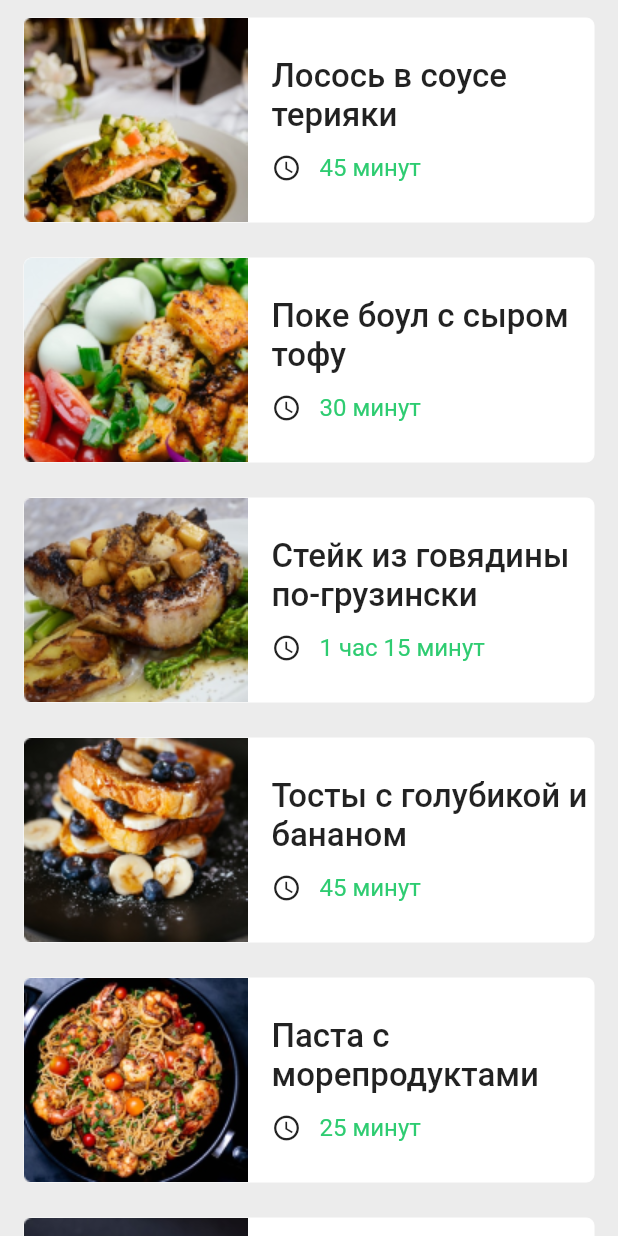
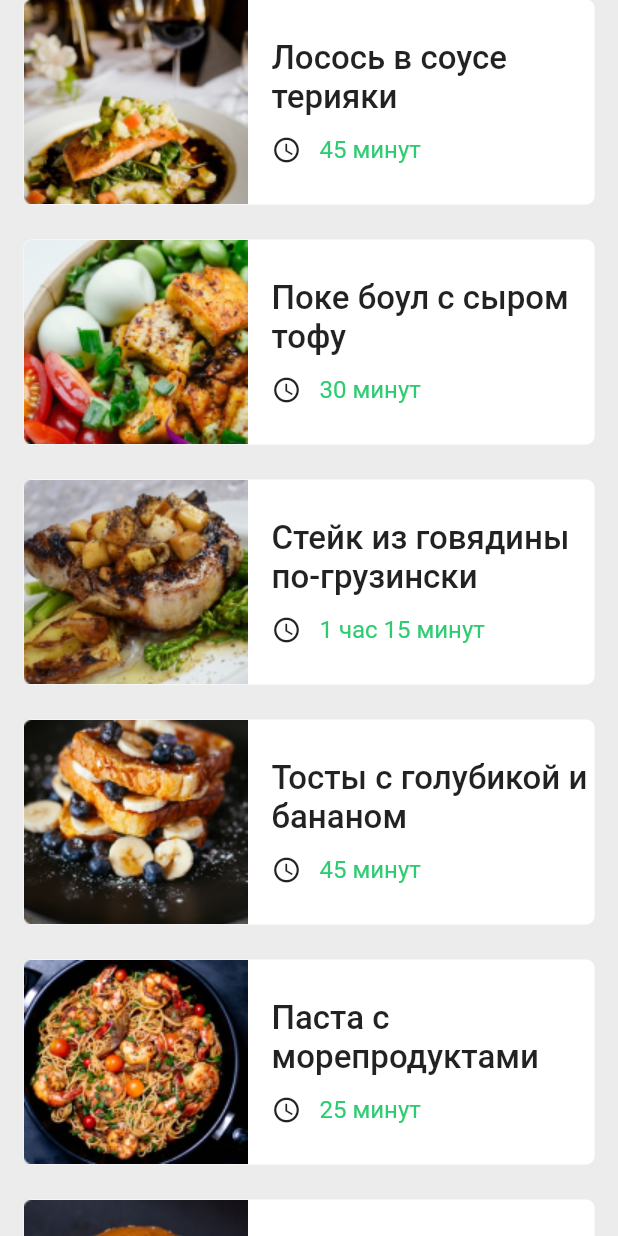
Before and after one commit to AndreyK1105/flutter_recipe, a Flutter app: the screen it shows after launch, on a phone screen of 412 x 824 dp. Run offline on Flutter 3.47's test engine with Material 2 defaults, Android fonts, the phone set to English and light mode, and no system bars.

Commit message:
formate code, padding.

```diff
--- a/lib/main.dart
+++ b/lib/main.dart
@@ -10,27 +10,13 @@ void main() {
 class MyApp extends StatelessWidget {
   const MyApp({super.key});
 
-
   @override
   Widget build(BuildContext context) {
-
     return MaterialApp(
-      title: 'My recipe',
-      theme: ThemeData(
-        // This is the theme of your application.
-        //
-        // Try running your application with "flutter run". You'll see the
-        // application has a blue toolbar. Then, without quitting the app, try
-        // changing the primarySwatch below to Colors.green and then invoke
-        // "hot reload" (press "r" in the console where you ran "flutter run",
-        // or simply save your changes to "hot reload" in a Flutter IDE).
-        // Notice that the counter didn't reset back to zero; the application
-        // is not restarted.
-        primarySwatch: Colors.blueGrey,
-      ),
-      home:  const Splash()
-
-      //const MyHomePage(title: 'Flutter Demo Home Page'),
-    );
+        title: 'My recipe',
+        theme: ThemeData(
+          primarySwatch: Colors.blueGrey,
+        ),
+        home: const Splash());
   }
 }
--- a/lib/screens/listRecipe.dart
+++ b/lib/screens/listRecipe.dart
@@ -1,10 +1,5 @@
-import 'dart:ui';
-
 import 'package:flutter/material.dart';
-import 'package:flutter/src/widgets/container.dart';
-import 'package:flutter/src/widgets/framework.dart';
 import 'package:flutter_recipe/recipe.dart';
-import 'package:flutter_svg/flutter_svg.dart';
 
 class ListRecipe extends StatefulWidget {
   const ListRecipe({super.key});
@@ -14,189 +9,309 @@ class ListRecipe extends StatefulWidget {
 }
 
 class _MyWidgetState extends State<ListRecipe> {
-  List<ListTile> recipe =[];
-List images=['assets/images/recipe_losos.png','assets/images/recipe_poke.png', 'assets/images/recipe_steik.png','assets/images/recipe_tost.png', 'assets/images/recipe_pasta.png', 'assets/images/recipe_burger.png', 'assets/images/recipe_pizza.png'];
-List name=['Лосось в соусе терияки', "Поке боул с сыром тофу",'Стейк из говядины по-грузински', 'Тосты с голубикой и бананом', 'Паста с морепродуктами', 'Бургер с двумя котлетами','Пицца Маргарита домашняя'];
-List time=['45 минут', '30 минут', '1 час 15 минут','45 минут', '25 минут', '1 час','25 минут'];
-List <String> ingredientsLosos=['Соевый соус','Вода','Мёд','Коричневый сахар','Чеснок','Тёртый свежий имбирь','Лимонный сок','Кукурузный крахмал','Растительное масло','Филе лосося или сёмги','Кунжут'];
-List ingrVolumeLosos=['8 ст. ложек','8 ст. ложек','3 ст. ложки','2 ст. ложки','3 зубчика','1 ст. ложка','1¹⁄₂ ст. ложки','1 ст. ложка','1 ч. ложка','680 г','по вкусу'];
-List cookStepsLosos=['В маленькой кастрюле соедините соевый соус, 6 столовых ложек воды, мёд, сахар, измельчённый чеснок, имбирь и лимонный сок.',
+  List<ListTile> recipe = [];
+  List images = [
+    'assets/images/recipe_losos.png',
+    'assets/images/recipe_poke.png',
+    'assets/images/recipe_steik.png',
+    'assets/images/recipe_tost.png',
+    'assets/images/recipe_pasta.png',
+    'assets/images/recipe_burger.png',
+    'assets/images/recipe_pizza.png'
+  ];
+  List name = [
+    'Лосось в соусе терияки',
+    "Поке боул с сыром тофу",
+    'Стейк из говядины по-грузински',
+    'Тосты с голубикой и бананом',
+    'Паста с морепродуктами',
+    'Бургер с двумя котлетами',
+    'Пицца Маргарита домашняя'
+  ];
+  List time = [
+    '45 минут',
+    '30 минут',
+    '1 час 15 минут',
+    '45 минут',
+    '25 минут',
+    '1 час',
+    '25 минут'
+  ];
+  List<String> ingredientsLosos = [
+    'Соевый соус',
+    'Вода',
+    'Мёд',
+    'Коричневый сахар',
+    'Чеснок',
+    'Тёртый свежий имбирь',
+    'Лимонный сок',
+    'Кукурузный крахмал',
+    'Растительное масло',
+    'Филе лосося или сёмги',
+    'Кунжут'
+  ];
+  List ingrVolumeLosos = [
+    '8 ст. ложек',
+    '8 ст. ложек',
+    '3 ст. ложки',
+    '2 ст. ложки',
+    '3 зубчика',
+    '1 ст. ложка',
+    '1¹⁄₂ ст. ложки',
+    '1 ст. ложка',
+    '1 ч. ложка',
+    '680 г',
+    'по вкусу'
+  ];
+  List cookStepsLosos = [
+    'В маленькой кастрюле соедините соевый соус, 6 столовых ложек воды, мёд, сахар, измельчённый чеснок, имбирь и лимонный сок.',
     'Поставьте на средний огонь и, помешивая, доведите до лёгкого кипения.',
     'Смешайте оставшуюся воду с крахмалом. Добавьте в кастрюлю и перемешайте',
     'Готовьте, непрерывно помешивая венчиком, 1 минуту. Снимите с огня и немного остудите.',
     'Смажьте форму маслом и выложите туда рыбу. Полейте её соусом.',
     'Поставьте в разогретую до 200 °C духовку примерно на 15 минут.',
-'Перед подачей полейте соусом из формы и посыпьте кунжутом.'];
-List cookStepTimeLosos=['05:30', '07:00', '06:00','01:30', '06:00', '15:00', '04:00'];
+    'Перед подачей полейте соусом из формы и посыпьте кунжутом.'
+  ];
+  List cookStepTimeLosos = [
+    '05:30',
+    '07:00',
+    '06:00',
+    '01:30',
+    '06:00',
+    '15:00',
+    '04:00'
+  ];
 
-List ingrPoke=['inr1'];
-List ingrVolPoke=['1 gr'];
-List cookStepsPoke=['step'];
-List cookStepTimePoke=['1min'];
+  List ingrPoke = ['inr1'];
+  List ingrVolPoke = ['1 gr'];
+  List cookStepsPoke = ['step'];
+  List cookStepTimePoke = ['1min'];
 
-List ingrSteik=['inr1'];
-List ingrVolSteik=['1 gr'];
-List cookStepsSteik=['step'];
-List cookStepTimeSteik=['1min'];
+  List ingrSteik = ['inr1'];
+  List ingrVolSteik = ['1 gr'];
+  List cookStepsSteik = ['step'];
+  List cookStepTimeSteik = ['1min'];
 
-List ingrTost=['inr1'];
-List ingrVolTost=['1 gr'];
-List cookStepsTost=['step'];
-List cookStepTimeTost=['1min'];
+  List ingrTost = ['inr1'];
+  List ingrVolTost = ['1 gr'];
+  List cookStepsTost = ['step'];
+  List cookStepTimeTost = ['1min'];
 
-List ingrPasta=['inr1'];
-List ingrVolPasta=['1 gr'];
-List cookStepsPasta=['step'];
-List cookStepTimePasta=['1min'];
+  List ingrPasta = ['inr1'];
+  List ingrVolPasta = ['1 gr'];
+  List cookStepsPasta = ['step'];
+  List cookStepTimePasta = ['1min'];
 
-List ingrBurger=['inr1'];
-List ingrVolBurger=['1 gr'];
-List cookStepsBurger=['step'];
-List cookStepTimeBurger=['1min'];
+  List ingrBurger = ['inr1'];
+  List ingrVolBurger = ['1 gr'];
+  List cookStepsBurger = ['step'];
+  List cookStepTimeBurger = ['1min'];
 
-List ingredientsPizza=['Тесто для пиццы','Соус томатный','Сыр Моцарелла','Помидор', 'Базилик зеленый','Масло оливковое'];
-List ingrVolumePizza=['300 грам', '130 грам,', '180 грам', '1 шт.', '1 шт.', '1 ч. ложка'];
-List cookStepsPizza=['В Тесто для пиццы раскатываем толщиной 2-3 мм, диаметром 32-35 см.  Для того, чтобы получить красивые бортики на пицце, загибаем края по 2-3 см внутрь и хорошо залепляем, чтобы при выпекании они не отклеились. ',
+  List ingredientsPizza = [
+    'Тесто для пиццы',
+    'Соус томатный',
+    'Сыр Моцарелла',
+    'Помидор',
+    'Базилик зеленый',
+    'Масло оливковое'
+  ];
+  List ingrVolumePizza = [
+    '300 грам',
+    '130 грам,',
+    '180 грам',
+    '1 шт.',
+    '1 шт.',
+    '1 ч. ложка'
+  ];
+  List cookStepsPizza = [
+    'В Тесто для пиццы раскатываем толщиной 2-3 мм, диаметром 32-35 см.  Для того, чтобы получить красивые бортики на пицце, загибаем края по 2-3 см внутрь и хорошо залепляем, чтобы при выпекании они не отклеились. ',
     'Кладём на раскатанную основу томатный соус, пусть его будет побольше, особенное если вы используете не кетчуп или томатную пасту, а соус из помидоров.',
     'Равномерно распределяем соус по тесту, поливаем сверху оливковым маслом.',
     'Духовку разогреваем до максимальной температуры (250-270°С), ставим перевёрнутый противень с тестом на нижний уровень и выпекаем в течении 5-10 минут',
     'Пока запекается корж, нарезаем моцареллу пластинами 5-10 мм толщиной.',
     'Нарезаем помидор ломтиками 3-5 мм.',
-'Кладем сыр, помидоры и базилик на основу, ставим в духовку еще на 10 минут. Пицца готова, когда сыр расплавится. '];
-List cookStepTimePizza=['01:00', '01:00', '01:00', '10:00', '01:00', '01:00', '10:00'];
+    'Кладем сыр, помидоры и базилик на основу, ставим в духовку еще на 10 минут. Пицца готова, когда сыр расплавится. '
+  ];
+  List cookStepTimePizza = [
+    '01:00',
+    '01:00',
+    '01:00',
+    '10:00',
+    '01:00',
+    '01:00',
+    '10:00'
+  ];
 
-List <Recipe> recipes=[];
-
+  List<Recipe> recipes = [];
 
   @override
   void initState() {
-    // TODO: implement initState
+    List ingr = [
+      ingredientsLosos,
+      ingrPoke,
+      ingrSteik,
+      ingrTost,
+      ingrPasta,
+      ingrBurger,
+      ingredientsPizza
+    ];
+    List ingrVol = [
+      ingrVolumeLosos,
+      ingrVolPoke,
+      ingrVolSteik,
+      ingrVolTost,
+      ingrVolPasta,
+      ingrVolBurger,
+      ingrVolumePizza
+    ];
+    List cookStep = [
+      cookStepsLosos,
+      cookStepsPoke,
+      cookStepsSteik,
+      cookStepsTost,
+      cookStepsPasta,
+      cookStepsBurger,
+      cookStepsPizza
+    ];
+    List cookStepTime = [
+      cookStepTimeLosos,
+      cookStepTimePoke,
+      cookStepTimeSteik,
+      cookStepTimeTost,
+      cookStepTimePasta,
+      cookStepTimeBurger,
+      cookStepTimePizza
+    ];
 
-List  ingr =[ingredientsLosos, ingrPoke, ingrSteik, ingrTost, ingrPasta, ingrBurger, ingredientsPizza];
-List ingrVol  =[ingrVolumeLosos, ingrVolPoke, ingrVolSteik, ingrVolTost, ingrVolPasta, ingrVolBurger, ingrVolumePizza];
-List cookStep= [cookStepsLosos, cookStepsPoke, cookStepsSteik, cookStepsTost, cookStepsPasta, cookStepsBurger, cookStepsPizza];
-List cookStepTime=[cookStepTimeLosos, cookStepTimePoke, cookStepTimeSteik, cookStepTimeTost, cookStepTimePasta, cookStepTimeBurger, cookStepTimePizza];
+    List<ListTile> tile = [];
+    for (int i = 0; i < name.length; i++) {
+      List<Ingredient> ingredients = [];
+      for (int j = 0; j < ingr[i].length; j++) {
+        Ingredient ingredient =
+            Ingredient(ingredient: ingr[i][j], volume: ingrVol[i][j]);
+        ingredients.add(ingredient);
+      }
 
-     List<ListTile> tile =[];
-     for (int i=0; i<name.length; i++){
-      List <Ingredient>ingredients=[];
-         for(int j=0; j<ingr[i].length; j++){
-        Ingredient ingredient=Ingredient(ingredient: ingr[i][j], volume: ingrVol[i][j]);
-          ingredients.add(ingredient);}
+      List<Cook> cooks = [];
 
-         List <Cook> cooks=[];
-
-         for(int k=0; k<cookStep[i].length; k++){
-          Cook cook=Cook(step: cookStep[i][k], timeStep: cookStepTime[i][k]);
+      for (int k = 0; k < cookStep[i].length; k++) {
+        Cook cook = Cook(step: cookStep[i][k], timeStep: cookStepTime[i][k]);
         cooks.add(cook);
       }
 
-          recipes.add(Recipe(name: name[i], img: images[i], time: time[i], ingredients: ingredients, cook: cooks));
+      recipes.add(Recipe(
+          name: name[i],
+          img: images[i],
+          time: time[i],
+          ingredients: ingredients,
+          cook: cooks));
 
-          tile.add(ListTile( title: Text(recipes.last.name),));
-
-
+      tile.add(ListTile(
+        title: Text(recipes.last.name),
+      ));
     }
-
 
     super.initState();
   }
+
+  @override
   Widget build(BuildContext context) {
-
-
-
-
-
-    return Scaffold(
+    return SafeArea (
+      child: Scaffold(
         backgroundColor: const Color(0xFFECECEC),
         body: ListView.builder(
-       // physics:const ScrollPhysics(parent:BouncingScrollPhysics() ) ,
-        physics:const BouncingScrollPhysics() ,
+            physics: const BouncingScrollPhysics(),
             itemCount: recipes.length,
-        //prototypeItem: ListTile(title: Text(recipes.first.name)),
             itemBuilder: (context, index) {
-         return
-
-         Padding(
-           padding: const EdgeInsets.fromLTRB(16.0, 0, 16, 0),
-           child: ListTileCastom(index: index, title: recipes[index].name, subtitle: recipes[index].time, img: recipes[index].img),
+              return Padding(
+                padding: const EdgeInsets.fromLTRB(16.0, 0, 16, 24),
+                child: ListTileCastom(
+                    index: index,
+                    title: recipes[index].name,
+                    subtitle: recipes[index].time,
+                    img: recipes[index].img),
               );
-
             }),
-
+      ),
     );
   }
 }
+
 // ignore: must_be_immutable
-class ListTileCastom extends StatelessWidget{
-  int index=0;
-  String title='';
-  String subtitle='';
-  String img='';
-  ListTileCastom({super.key, required this.index, required this.title, required this.subtitle, required this.img });
+class ListTileCastom extends StatelessWidget {
+  int index = 0;
+  String title = '';
+  String subtitle = '';
+  String img = '';
+  ListTileCastom(
+      {super.key,
+      required this.index,
+      required this.title,
+      required this.subtitle,
+      required this.img});
 
   @override
   Widget build(BuildContext context) {
-    return Padding(
-      padding: const EdgeInsets.fromLTRB(0,12,0,12),
-      child: Container (
-
+    return Container(
         decoration: BoxDecoration(
-                border:Border.all(width: 0,
-                color: const Color.fromARGB(255, 255, 255, 255)
-                ),
+          border: Border.all(
+              width: 0, color: const Color.fromARGB(255, 255, 255, 255)),
           borderRadius: BorderRadius.circular(5),
           color: Colors.white,
         ),
         //
-               child: Row(children: [
+        child: Row(
+          children: [
             Image.asset(img),
-                Container(width: 16,),
+            Container(
+              width: 16,
+            ),
             Expanded(
               child: Column(
-
                 mainAxisAlignment: MainAxisAlignment.start,
                 crossAxisAlignment: CrossAxisAlignment.start,
                 children: [
-
-                    Text(title,
+                  Text(
+                    title,
                     softWrap: true,
                     maxLines: 2,
-                      //textAlign: TextAlign.left,
                     overflow: TextOverflow.ellipsis,
-                      style: const TextStyle(fontSize: 22, fontFamily: 'Roboto', fontWeight: FontWeight.w500,
-                      ),),
-                   Container(height: 12,),
-
-
-
-                    Row(mainAxisAlignment: MainAxisAlignment.start,
+                    style: const TextStyle(
+                      fontSize: 22,
+                      fontFamily: 'Roboto',
+                      fontWeight: FontWeight.w500,
+                    ),
+                  ),
+                  Container(
+                    height: 12,
+                  ),
+                  Row(
+                    mainAxisAlignment: MainAxisAlignment.start,
                     children: [
-                        const Icon(Icons.access_time , size: 20,),
-                      Container(width: 12,),
-                      Text(subtitle,
-                      maxLines: 2,
-                      softWrap: true,
-                      overflow: TextOverflow.clip,
-                      style: const TextStyle(fontFamily: 'Roboto', fontSize: 16, fontWeight: FontWeight.w400, color: Color(0xFF2ECC71)),
+                      const Icon(
+                        Icons.access_time,
+                        size: 20,
                       ),
-                      Container(width: 12,)
-                      ],),
-
-                    // Row(
-                    //   children: [
-                    //     Text(subtitle, overflow: TextOverflow.ellipsis,),
-                      // ],
-                  //  )
-
-                  ],),
+                      const SizedBox(
+                        width: 12,
+                      ),
+                      Expanded(
+                        child: Text(
+                          subtitle,
+                          maxLines: 1,
+                          style: const TextStyle(
+                              fontFamily: 'Roboto',
+                              fontSize: 16,
+                              fontWeight: FontWeight.w400,
+                              color: Color(0xFF2ECC71)),
+                        ),
+                      ),
+                    ],
+                  ),
+                ],
+              ),
             )
-               ],)
-               ),
-    );
+          ],
+        ));
   }
-
-
-
-
 }
--- a/lib/screens/splash.dart
+++ b/lib/screens/splash.dart
@@ -1,24 +1,18 @@
 import 'dart:ui' as ui;
-import 'package:flutter/foundation.dart';
 import 'package:flutter/material.dart';
 import 'package:flutter/services.dart';
 import 'package:flutter_recipe/screens/listRecipe.dart';
 //import 'package:intl/intl.dart';
 
-
 class Splash extends StatelessWidget {
   const Splash({Key? key}) : super(key: key);
 
-
-
   @override
   Widget build(BuildContext context) {
-    Route route=_createRoute() ;
+    Route route = _createRoute();
     Future.delayed(const Duration(milliseconds: 3000), () {
-
       Navigator.of(context).push(route);
     });
-
 
     return FutureBuilder<ui.Image>(
         future: loadImage(),
@@ -27,100 +21,44 @@ Future.delayed(const Duration(milliseconds: 3000), () {
             return const CircularProgressIndicator();
           } else {
             final image = snapshot.data;
-            //print(image?.height);
 
             return Scaffold(
-
-
-                body:
-
-                Container(
+                body: Container(
               width: double.infinity,
               height: double.infinity,
-
               decoration: const BoxDecoration(
                   gradient: LinearGradient(
                       begin: Alignment.topLeft,
                       end: Alignment.bottomRight,
-                          colors: [
-                        ui.Color(0xFF2ECC70),
-                        ui.Color(0xFF165932)
-                      ])),
-                  child:
-                    FittedBox (
+                      colors: [ui.Color(0xFF2ECC70), ui.Color(0xFF165932)])),
+              child: FittedBox(
                 child: Padding(
-
                     padding: const EdgeInsets.all(80),
-                        child:
-                          SizedBox(width: 250, height: 250,
-                            child: Text('OTUS FOOD',
+                    child: SizedBox(
+                      width: 250,
+                      height: 250,
+                      child: Text(
+                        'OTUS FOOD',
                         maxLines: 2,
-
-                               strutStyle: StrutStyle( fontFamily: 'Roboto',
+                        strutStyle: const StrutStyle(
+                          fontFamily: 'Roboto',
                           fontSize: 70,
                           height: 0.8,
                           forceStrutHeight: true,
                         ),
-
                         style: TextStyle(
                             fontSize: 70,
-                              fontWeight:FontWeight.w700,
-                              foreground: Paint()..shader=ImageShader( image!,
-                                TileMode.repeated ,
+                            fontWeight: FontWeight.w700,
+                            foreground: Paint()
+                              ..shader = ImageShader(
+                                image!,
+                                TileMode.repeated,
                                 TileMode.clamp,
-                                Matrix4.identity().storage, ) ),),
-                          )
-
-
-                        // ShaderMask(
-                        //   blendMode: BlendMode.srcIn,
-                        //   shaderCallback: (Rect bounds) {
-                        //     return ImageShader(
-                        //       image!,
-                        //       TileMode.decal,
-                        //       TileMode.decal,
-                        //       Matrix4.identity().storage,
-                        //     );
-                        //     //  RadialGradient(
-                        //     //   center: Alignment.center,
-                        //     //   radius: 0.5,
-                        //     //   colors: <Color>[Colors.yellow, Colors.deepOrange.shade900],
-                        //     //   tileMode: TileMode.mirror,
-                        //     // ).createShader(bounds);
-                        //   },
-                        //   child:
-
-                        //        const SizedBox(width: 200,
-                        //          child: Padding(
-                        //            padding: EdgeInsets.only(top: 20),
-                        //            child: Text(
-                        //             'OTUS FOOD',
-
-                        //             strutStyle: StrutStyle( fontFamily: 'Roboto',
-                        //             fontSize: 80,
-                        //               height: 0.7,
-                        //              forceStrutHeight: true,
-                        //               ),
-                        //             style: TextStyle(
-                        //               fontSize: 70,
-
-                        //                 fontWeight: FontWeight.w900,
-                        //                 fontFamily: 'Roboto',
-
-                        //                 ),
-
-
-                        //       ),
-                        //          ),
-                        //        ),
-
-
-                        // ),
-
-
+                                Matrix4.identity().storage,
+                              )),
                       ),
+                    )),
               ),
-
             ));
           }
         });
@@ -129,19 +67,21 @@ Future.delayed(const Duration(milliseconds: 3000), () {
   Future<ui.Image> loadImage() async {
     final imageBytes = await rootBundle.load('assets/images/back_food.png');
 
-
     return decodeImageFromList(imageBytes.buffer.asUint8List());
   }
 
-  void pushPage(context) async{
-    await {print('await'), const Duration(seconds: 5), print('await'), Navigator.of(context).push(_createRoute())  };
+  void pushPage(context) {
+    {
+      const Duration(seconds: 5);
+      Navigator.of(context).push(_createRoute());
+    }
   }
 }
 
 Route _createRoute() {
   return PageRouteBuilder(
     pageBuilder: (context, animation, secondaryAnimation) => const ListRecipe(),
-    transitionDuration: const Duration(milliseconds : 4000),
+    transitionDuration: const Duration(milliseconds: 4000),
     transitionsBuilder: (context, animation, secondaryAnimation, child) {
       const begin = Offset(0.0, 1.0);
       const end = Offset.zero;
@@ -150,18 +90,9 @@ Route _createRoute() {
       var tween = Tween(begin: begin, end: end).chain(CurveTween(curve: curve));
 
       return SlideTransition(
-
         position: animation.drive(tween),
         child: child,
       );
     },
   );
-
 }
-
-// Widget text(String text, Image image){
-//   return Text(text, style: TextStyle(foreground: Paint()..shader=ImageShader( image,
-//                               TileMode.decal,
-//                               TileMode.decal,
-//                               Matrix4.identity().storage, ) ),);
-// }
```
Also changed, not shown: lib/recipe.dart (+16 -13 lines). Lines whose indentation alone changed are shown as unchanged.
